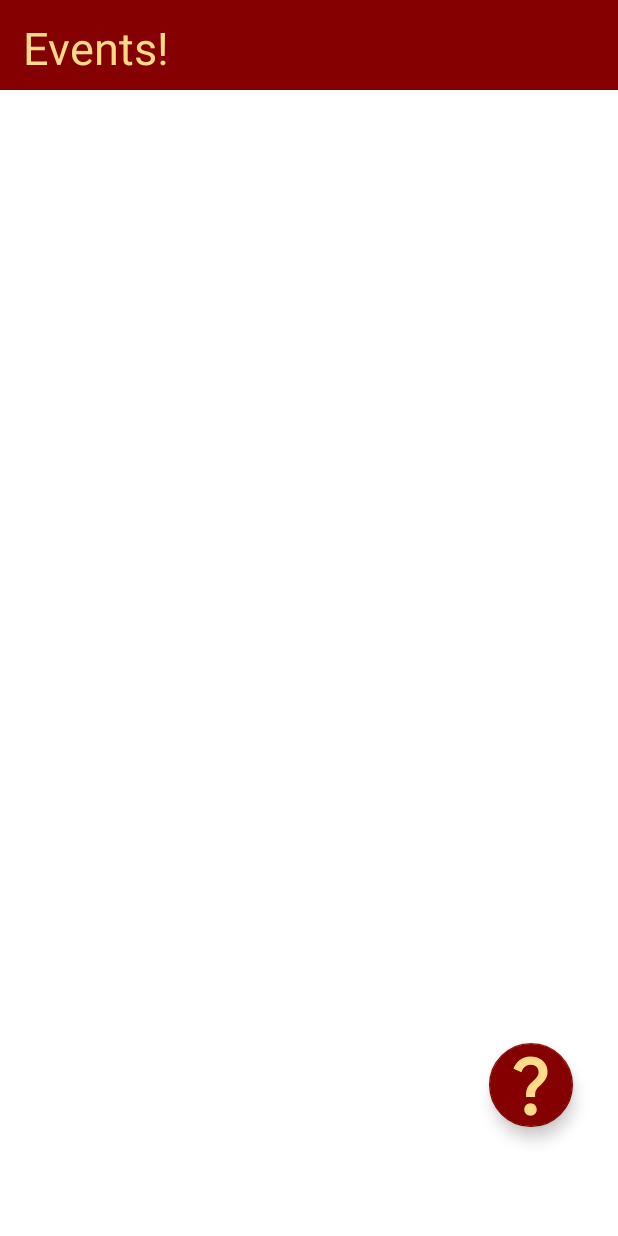
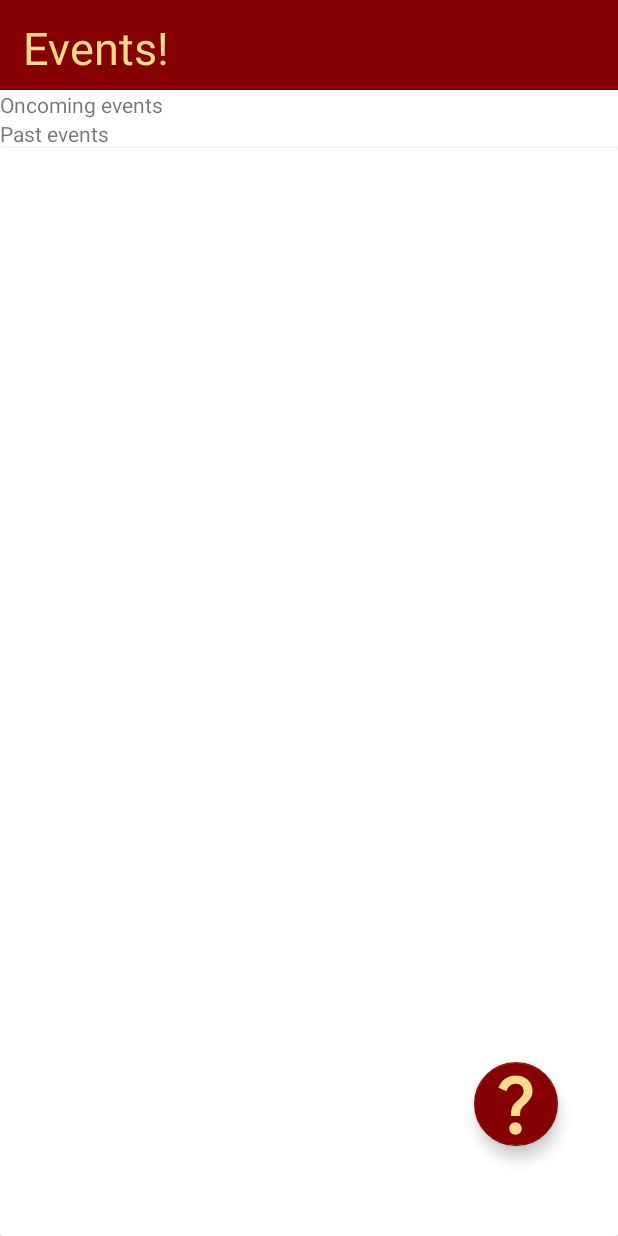
Before and after one commit to PPat93/secret-events, an Android app: the screen it shows after launch (MainActivity), on a phone screen of 412 x 824 dp. Run offline under Robolectric (Android 15) with nearby library versions, the phone set to English and light mode, and no system bars; Roboto replaces fonts that are not available here.

Commit message:
v0.00.02 - create event class, start to slowly add new layout elements

```diff
--- /dev/null
+++ b/app/src/main/java/com/example/eventsapp/CustomEvent.java
@@ -0,0 +1,11 @@
+package com.example.eventsapp;
+
+import java.util.Date;
+
+public class CustomEvent {
+
+    private String title = "";
+    private String description = "";
+    private String image = "";
+//private Date date = TODO
+}
--- a/app/src/main/res/layout/activity_main.xml
+++ b/app/src/main/res/layout/activity_main.xml
@@ -40,9 +40,7 @@
         android:id="@+id/newPass"
         android:layout_width="wrap_content"
         android:layout_height="wrap_content"
-        android:layout_marginStart="300dp"
-        android:layout_marginTop="621dp"
-        android:layout_marginEnd="30dp"
+        android:layout_marginEnd="40dp"
         android:layout_marginBottom="60dp"
         android:clickable="true"
         android:focusable="true"
@@ -52,15 +50,41 @@
         app:fabSize="normal"
         app:layout_constraintBottom_toBottomOf="parent"
         app:layout_constraintEnd_toEndOf="parent"
-        app:layout_constraintHorizontal_bias="1.0"
-        app:layout_constraintStart_toStartOf="parent"
-        app:layout_constraintTop_toTopOf="parent"
-        app:layout_constraintVertical_bias="0.853"
         app:maxImageSize="50dp"
         app:rippleColor="@color/light_red"
         app:tint="@color/light_yl">
 
     </com.google.android.material.floatingactionbutton.FloatingActionButton>
 
+    <LinearLayout
+        android:layout_width="0dp"
+        android:layout_height="0dp"
+        android:orientation="vertical"
+        app:layout_constraintBottom_toBottomOf="parent"
+        app:layout_constraintEnd_toEndOf="parent"
+        app:layout_constraintStart_toStartOf="parent"
+        app:layout_constraintTop_toBottomOf="@+id/toolbar">
+
+        <TextView
+            android:id="@+id/textView"
+            android:layout_width="match_parent"
+            android:layout_height="wrap_content"
+            android:text="Oncoming events" />
+
+        <androidx.cardview.widget.CardView
+            android:layout_width="match_parent"
+            android:layout_height="wrap_content" />
+
+        <TextView
+            android:id="@+id/textView2"
+            android:layout_width="match_parent"
+            android:layout_height="wrap_content"
+            android:text="Past events" />
+
+        <androidx.cardview.widget.CardView
+            android:layout_width="match_parent"
+            android:layout_height="match_parent" />
+    </LinearLayout>
+
 
 </androidx.constraintlayout.widget.ConstraintLayout>
```
